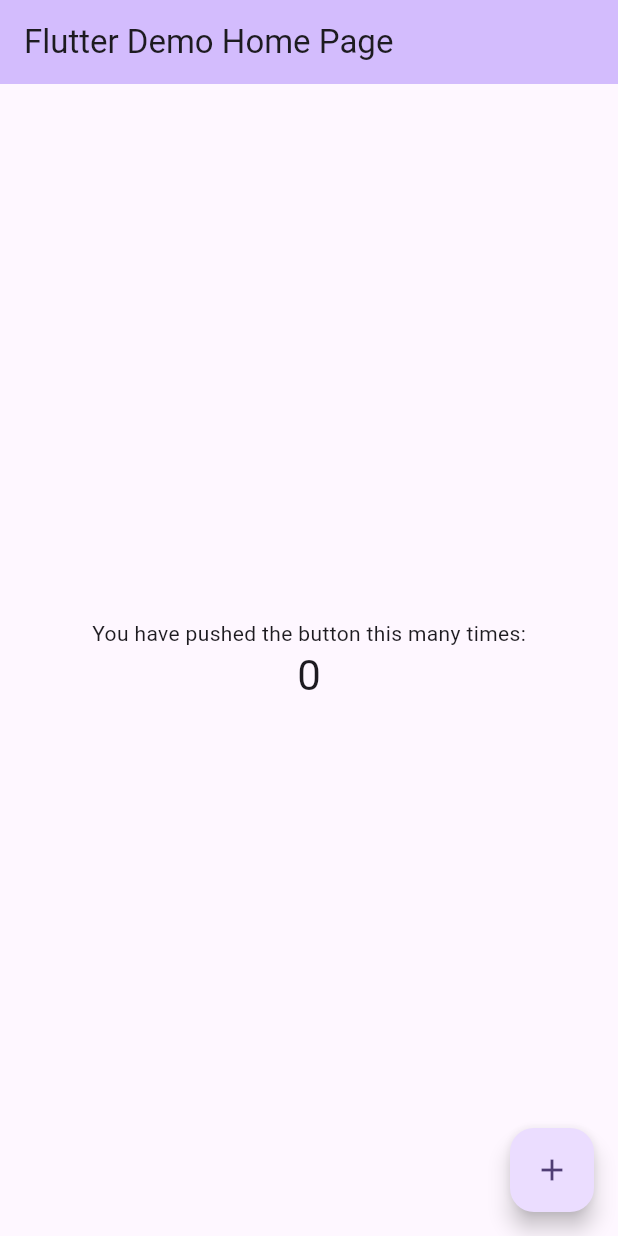
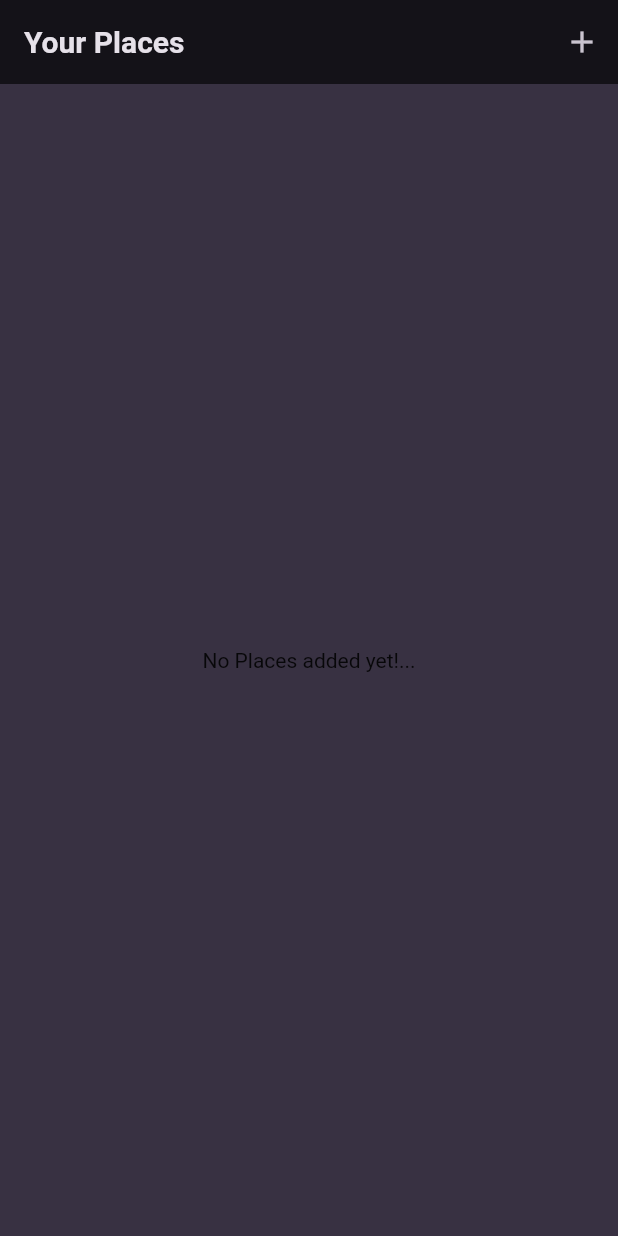
Before and after one commit to hammadimran85/fav_place_flutter_app, a Flutter app: the screen it shows after launch, on a phone screen of 412 x 824 dp. Run offline on Flutter 3.47's test engine with Material 2 defaults, Android fonts, the phone set to English and light mode, and no system bars; our stand-ins replace google_fonts.

Commit message:
first_changes

```diff
--- a/lib/main.dart
+++ b/lib/main.dart
@@ -1,125 +1,46 @@
+import 'package:fav_place/screens/places.dart';
 import 'package:flutter/material.dart';
 
+import 'package:google_fonts/google_fonts.dart';
+
+final colorScheme = ColorScheme.fromSeed(
+  brightness: Brightness.dark,
+  seedColor: const Color.fromARGB(255, 102, 6, 247),
+  background: const Color.fromARGB(255, 56, 49, 66),
+);
+
+final theme = ThemeData().copyWith(
+  useMaterial3: true,
+  scaffoldBackgroundColor: colorScheme.background,
+  colorScheme: colorScheme,
+  textTheme: GoogleFonts.ubuntuCondensedTextTheme().copyWith(
+    titleSmall: GoogleFonts.ubuntuCondensed(
+      fontWeight: FontWeight.bold,
+    ),
+    titleMedium: GoogleFonts.ubuntuCondensed(
+      fontWeight: FontWeight.bold,
+    ),
+    titleLarge: GoogleFonts.ubuntuCondensed(
+      fontWeight: FontWeight.bold,
+    ),
+  ),
+);
+
 void main() {
-  runApp(const MyApp());
+  runApp(
+    const MyApp(),
+  );
 }
 
 class MyApp extends StatelessWidget {
-  const MyApp({super.key});
+  const MyApp({Key? key}) : super(key: key);
 
-  // This widget is the root of your application.
   @override
   Widget build(BuildContext context) {
     return MaterialApp(
-      title: 'Flutter Demo',
-      theme: ThemeData(
-        // This is the theme of your application.
-        //
-        // TRY THIS: Try running your application with "flutter run". You'll see
-        // the application has a blue toolbar. Then, without quitting the app,
-        // try changing the seedColor in the colorScheme below to Colors.green
-        // and then invoke "hot reload" (save your changes or press the "hot
-        // reload" button in a Flutter-supported IDE, or press "r" if you used
-        // the command line to start the app).
-        //
-        // Notice that the counter didn't reset back to zero; the application
-        // state is not lost during the reload. To reset the state, use hot
-        // restart instead.
-        //
-        // This works for code too, not just values: Most code changes can be
-        // tested with just a hot reload.
-        colorScheme: ColorScheme.fromSeed(seedColor: Colors.deepPurple),
-        useMaterial3: true,
-      ),
-      home: const MyHomePage(title: 'Flutter Demo Home Page'),
+      title: 'Great Places',
+      theme: theme,
+      home: const PlacesScreen(),
     );
   }
 }
-
-class MyHomePage extends StatefulWidget {
-  const MyHomePage({super.key, required this.title});
-
-  // This widget is the home page of your application. It is stateful, meaning
-  // that it has a State object (defined below) that contains fields that affect
-  // how it looks.
-
-  // This class is the configuration for the state. It holds the values (in this
-  // case the title) provided by the parent (in this case the App widget) and
-  // used by the build method of the State. Fields in a Widget subclass are
-  // always marked "final".
-
-  final String title;
-
-  @override
-  State<MyHomePage> createState() => _MyHomePageState();
-}
-
-class _MyHomePageState extends State<MyHomePage> {
-  int _counter = 0;
-
-  void _incrementCounter() {
-    setState(() {
-      // This call to setState tells the Flutter framework that something has
-      // changed in this State, which causes it to rerun the build method below
-      // so that the display can reflect the updated values. If we changed
-      // _counter without calling setState(), then the build method would not be
-      // called again, and so nothing would appear to happen.
-      _counter++;
-    });
-  }
-
-  @override
-  Widget build(BuildContext context) {
-    // This method is rerun every time setState is called, for instance as done
-    // by the _incrementCounter method above.
-    //
-    // The Flutter framework has been optimized to make rerunning build methods
-    // fast, so that you can just rebuild anything that needs updating rather
-    // than having to individually change instances of widgets.
-    return Scaffold(
-      appBar: AppBar(
-        // TRY THIS: Try changing the color here to a specific color (to
-        // Colors.amber, perhaps?) and trigger a hot reload to see the AppBar
-        // change color while the other colors stay the same.
-        backgroundColor: Theme.of(context).colorScheme.inversePrimary,
-        // Here we take the value from the MyHomePage object that was created by
-        // the App.build method, and use it to set our appbar title.
-        title: Text(widget.title),
-      ),
-      body: Center(
-        // Center is a layout widget. It takes a single child and positions it
-        // in the middle of the parent.
-        child: Column(
-          // Column is also a layout widget. It takes a list of children and
-          // arranges them vertically. By default, it sizes itself to fit its
-          // children horizontally, and tries to be as tall as its parent.
-          //
-          // Column has various properties to control how it sizes itself and
-          // how it positions its children. Here we use mainAxisAlignment to
-          // center the children vertically; the main axis here is the vertical
-          // axis because Columns are vertical (the cross axis would be
-          // horizontal).
-          //
-          // TRY THIS: Invoke "debug painting" (choose the "Toggle Debug Paint"
-          // action in the IDE, or press "p" in the console), to see the
-          // wireframe for each widget.
-          mainAxisAlignment: MainAxisAlignment.center,
-          children: <Widget>[
-            const Text(
-              'You have pushed the button this many times:',
-            ),
-            Text(
-              '$_counter',
-              style: Theme.of(context).textTheme.headlineMedium,
-            ),
-          ],
-        ),
-      ),
-      floatingActionButton: FloatingActionButton(
-        onPressed: _incrementCounter,
-        tooltip: 'Increment',
-        child: const Icon(Icons.add),
-      ), // This trailing comma makes auto-formatting nicer for build methods.
-    );
-  }
-}
--- /dev/null
+++ b/lib/models/place.dart
@@ -0,0 +1,9 @@
+import 'package:uuid/uuid.dart';
+
+const uuid = Uuid();
+
+class Place {
+  Place({required this.title}) : id = uuid.v4();
+  final String title;
+  final String id;
+}
--- /dev/null
+++ b/lib/screens/places.dart
@@ -0,0 +1,22 @@
+import 'package:fav_place/widgets/places_list.dart';
+import 'package:flutter/material.dart';
+
+class PlacesScreen extends StatelessWidget {
+  const PlacesScreen({super.key});
+
+  @override
+  Widget build(BuildContext context) {
+    return Scaffold(
+      appBar: AppBar(
+        actions: [
+          IconButton(
+            onPressed: () {},
+            icon: const Icon(Icons.add),
+          )
+        ],
+        title: const Text('Your Places'),
+      ),
+      body: PlacesList(places: []),
+    );
+  }
+}
--- /dev/null
+++ b/lib/widgets/places_list.dart
@@ -0,0 +1,29 @@
+import 'package:fav_place/models/place.dart';
+import 'package:flutter/material.dart';
+
+class PlacesList extends StatelessWidget {
+  const PlacesList({super.key, required this.places});
+
+  final List<Place> places;
+
+  @override
+  Widget build(BuildContext context) {
+    if (places.isEmpty) {
+      return const Center(
+        child: Text('No Places added yet!...'),
+      );
+    }
+    return ListView.builder(
+      itemBuilder: (ctx, index) => ListTile(
+        title: Text(
+          places[index].title,
+          style: Theme.of(context)
+              .textTheme
+              .titleMedium!
+              .copyWith(color: Theme.of(context).colorScheme.onBackground),
+        ),
+      ),
+      itemCount: places.length,
+    );
+  }
+}
--- a/pubspec.yaml
+++ b/pubspec.yaml
@@ -35,6 +35,8 @@
   # The following adds the Cupertino Icons font to your application.
   # Use with the CupertinoIcons class for iOS style icons.
   cupertino_icons: ^1.0.2
+  google_fonts: ^5.1.0
+  uuid: ^3.0.7
 
 dev_dependencies:
   flutter_test:
```
Also changed, not shown: lib/screens/add_places.dart (added), lib/screens/places_detail.dart (added), pubspec.lock, 1 other file.
